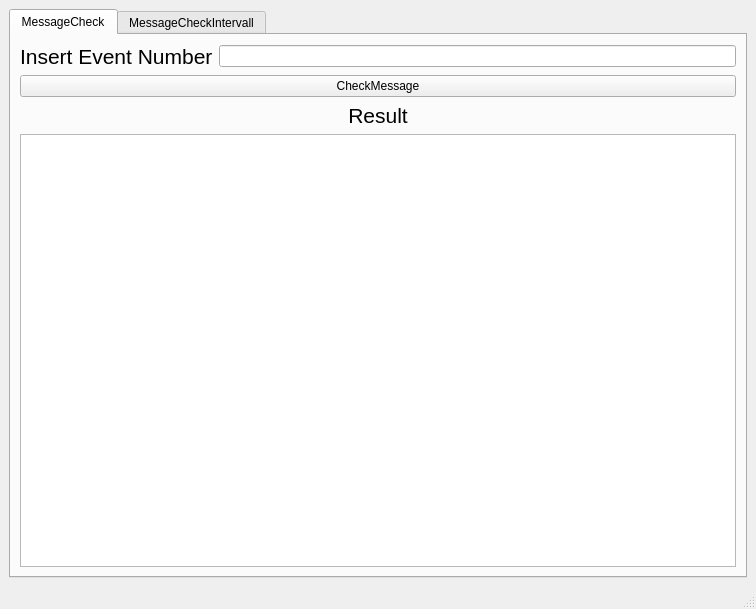
amosproj/amos2022ss02-audit-chain, file GUI/mainwindow.ui: the form before one commit.
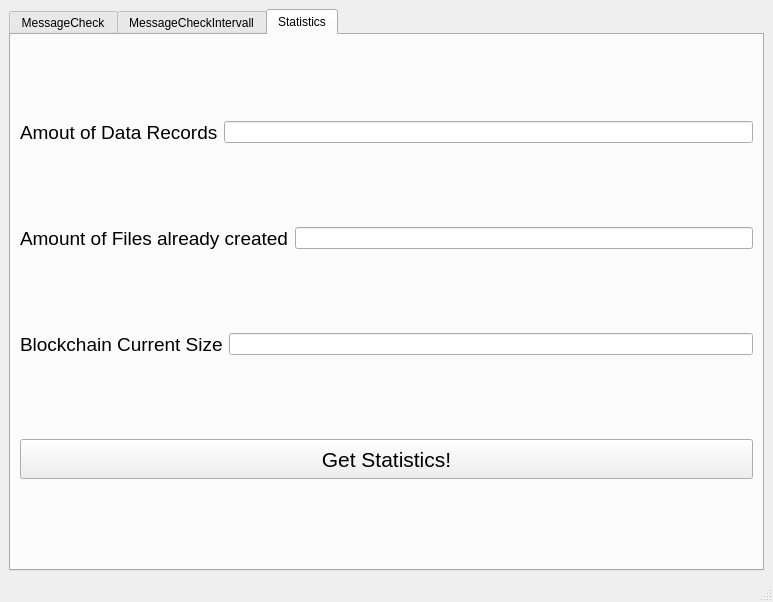
The form after the commit.

What changed in the file:
```diff
--- a/GUI/mainwindow.ui
+++ b/GUI/mainwindow.ui
@@ -6,8 +6,8 @@
    <rect>
     <x>0</x>
     <y>0</y>
-    <width>756</width>
-    <height>609</height>
+    <width>773</width>
+    <height>602</height>
    </rect>
   </property>
   <property name="windowTitle">
@@ -21,7 +21,7 @@
        <bool>true</bool>
       </property>
       <property name="currentIndex">
-       <number>0</number>
+       <number>2</number>
       </property>
       <widget class="QWidget" name="tab">
        <attribute name="title">
@@ -166,6 +166,92 @@
         </item>
        </layout>
       </widget>
+      <widget class="QWidget" name="tab_2">
+       <attribute name="title">
+        <string>Statistics</string>
+       </attribute>
+       <layout class="QVBoxLayout" name="verticalLayout_6">
+        <item>
+         <layout class="QHBoxLayout" name="horizontalLayout_7">
+          <item>
+           <widget class="QLabel" name="label">
+            <property name="font">
+             <font>
+              <pointsize>14</pointsize>
+             </font>
+            </property>
+            <property name="text">
+             <string>Amout of Data Records</string>
+            </property>
+           </widget>
+          </item>
+          <item>
+           <widget class="QLineEdit" name="lineEdit_4"/>
+          </item>
+         </layout>
+        </item>
+        <item>
+         <layout class="QHBoxLayout" name="horizontalLayout_8">
+          <item>
+           <widget class="QLabel" name="label_7">
+            <property name="font">
+             <font>
+              <pointsize>14</pointsize>
+             </font>
+            </property>
+            <property name="text">
+             <string>Amount of Files already created</string>
+            </property>
+           </widget>
+          </item>
+          <item>
+           <widget class="QLineEdit" name="lineEdit_5"/>
+          </item>
+         </layout>
+        </item>
+        <item>
+         <layout class="QHBoxLayout" name="horizontalLayout_9">
+          <item>
+           <widget class="QLabel" name="label_8">
+            <property name="font">
+             <font>
+              <pointsize>14</pointsize>
+             </font>
+            </property>
+            <property name="text">
+             <string>Blockchain Current Size</string>
+            </property>
+           </widget>
+          </item>
+          <item>
+           <widget class="QLineEdit" name="lineEdit_6"/>
+          </item>
+         </layout>
+        </item>
+        <item>
+         <layout class="QVBoxLayout" name="verticalLayout_5">
+          <item>
+           <widget class="QPushButton" name="pushButton_3">
+            <property name="minimumSize">
+             <size>
+              <width>120</width>
+              <height>40</height>
+             </size>
+            </property>
+            <property name="font">
+             <font>
+              <pointsize>16</pointsize>
+             </font>
+            </property>
+            <property name="text">
+             <string>Get Statistics!</string>
+            </property>
+           </widget>
+          </item>
+         </layout>
+        </item>
+       </layout>
+      </widget>
      </widget>
     </item>
    </layout>
```
